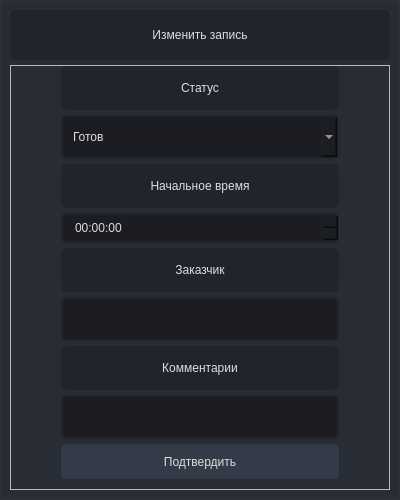
Above: desktop/waiter/addview2.ui from StrongerProgrammer7/grand_project before the change. Below: the same form after it.
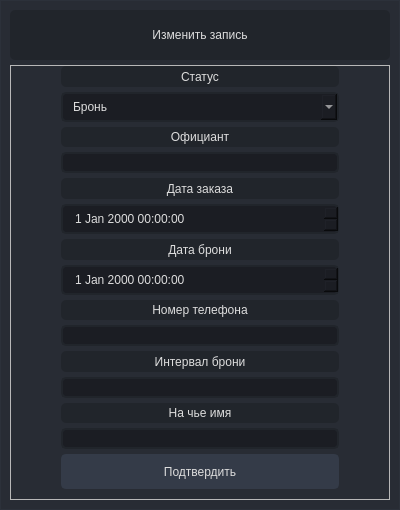
That is the form after the change. Icons and pictures are not drawn.

The edit to the form file:
```diff
--- a/desktop/waiter/addview2.ui
+++ b/desktop/waiter/addview2.ui
@@ -7,7 +7,7 @@
     <x>0</x>
     <y>0</y>
     <width>400</width>
-    <height>500</height>
+    <height>510</height>
    </rect>
   </property>
   <property name="windowTitle">
@@ -51,18 +51,18 @@
 QComboBox::drop-down {
 	subcontrol-origin: padding;
 	subcontrol-position: top right;
-	width: 25px; 
+	width: 25px;
 	border-left-width: 3px;
 	border-left-color: rgba(39, 44, 54, 150);
 	border-left-style: solid;
 	border-top-right-radius: 3px;
-	border-bottom-right-radius: 3px;	
+	border-bottom-right-radius: 3px;
 	background-image: url(:/icons/images/icons/cil-arrow-bottom.png);
 	background-position: center;
 	background-repeat: no-reperat;
  }
 QComboBox QAbstractItemView {
-	color: rgb(255, 121, 198);	
+	color: rgb(255, 121, 198);
 	background-color: rgb(33, 37, 43);
 	padding: 10px;
 	selection-background-color: rgb(39, 44, 54);
@@ -84,21 +84,8 @@
 	border: 2px solid rgb(91, 101, 124);
 }
 
-/*TimeEdit */
-QTimeEdit {
-    background-color: rgb(27, 29, 35);
-    border-radius: 5px;
-    border: 2px solid rgb(33, 37, 43);
-    padding: 5px;
-    padding-left: 10px;
-}
-
-QTimeEdit:hover {
-    border: 2px solid rgb(64, 71, 88);
-}
-
 /*DateEdit */
-QDateEdit {
+QDateTimeEdit {
     background-color: rgb(27, 29, 35);
     border-radius: 5px;
     border: 2px solid rgb(33, 37, 43);
@@ -112,7 +99,7 @@
 /*Button*/
 QPushButton {
 	border: 2px solid rgb(52, 59, 72);
-	border-radius: 5px;	
+	border-radius: 5px;
 	background-color: rgb(52, 59, 72);
 }
 QPushButton:hover {
@@ -124,7 +111,6 @@
 	border: 2px solid rgb(43, 50, 61);
 }
 
-
 #mainFrame{
     background-color: rgb(40, 44, 52);
 	border: 1px solid rgb(44, 49, 58);
@@ -237,7 +223,7 @@
               </property>
               <item>
                <property name="text">
-                <string>Готов</string>
+                <string>Бронь</string>
                </property>
               </item>
               <item>
@@ -264,36 +250,7 @@
                <string notr="true"/>
               </property>
               <property name="text">
-               <string>Начальное время</string>
-              </property>
-              <property name="alignment">
-               <set>Qt::AlignCenter</set>
-              </property>
-             </widget>
-            </item>
-            <item>
-             <widget class="QTimeEdit" name="timeEdit">
-              <property name="sizePolicy">
-               <sizepolicy hsizetype="Preferred" vsizetype="Fixed">
-                <horstretch>0</horstretch>
-                <verstretch>0</verstretch>
-               </sizepolicy>
-              </property>
-              <property name="minimumSize">
-               <size>
-                <width>0</width>
-                <height>30</height>
-               </size>
-              </property>
-              <property name="styleSheet">
-               <string notr="true"/>
-              </property>
-             </widget>
-            </item>
-            <item>
-             <widget class="QLabel" name="label_4">
-              <property name="text">
-               <string>Заказчик</string>
+               <string>Официант</string>
               </property>
               <property name="alignment">
                <set>Qt::AlignCenter</set>
@@ -316,10 +273,50 @@
               </property>
              </widget>
             </item>
+            <item>
+             <widget class="QLabel" name="label_4">
+              <property name="text">
+               <string>Дата заказа</string>
+              </property>
+              <property name="alignment">
+               <set>Qt::AlignCenter</set>
+              </property>
+             </widget>
+            </item>
+            <item>
+             <widget class="QDateTimeEdit" name="dateTimeEdit">
+              <property name="sizePolicy">
+               <sizepolicy hsizetype="Preferred" vsizetype="Preferred">
+                <horstretch>0</horstretch>
+                <verstretch>0</verstretch>
+               </sizepolicy>
+              </property>
+             </widget>
+            </item>
             <item>
              <widget class="QLabel" name="label_5">
               <property name="text">
-               <string>Комментарии</string>
+               <string>Дата брони</string>
+              </property>
+              <property name="alignment">
+               <set>Qt::AlignCenter</set>
+              </property>
+             </widget>
+            </item>
+            <item>
+             <widget class="QDateTimeEdit" name="dateTimeEdit_2">
+              <property name="sizePolicy">
+               <sizepolicy hsizetype="Preferred" vsizetype="Fixed">
+                <horstretch>0</horstretch>
+                <verstretch>0</verstretch>
+               </sizepolicy>
+              </property>
+             </widget>
+            </item>
+            <item>
+             <widget class="QLabel" name="label_2">
+              <property name="text">
+               <string>Номер телефона</string>
               </property>
               <property name="alignment">
                <set>Qt::AlignCenter</set>
@@ -329,7 +326,47 @@
             <item>
              <widget class="QLineEdit" name="lineEdit_2">
               <property name="sizePolicy">
-               <sizepolicy hsizetype="Preferred" vsizetype="Preferred">
+               <sizepolicy hsizetype="Expanding" vsizetype="Preferred">
+                <horstretch>0</horstretch>
+                <verstretch>0</verstretch>
+               </sizepolicy>
+              </property>
+             </widget>
+            </item>
+            <item>
+             <widget class="QLabel" name="label_6">
+              <property name="text">
+               <string>Интервал брони</string>
+              </property>
+              <property name="alignment">
+               <set>Qt::AlignCenter</set>
+              </property>
+             </widget>
+            </item>
+            <item>
+             <widget class="QLineEdit" name="lineEdit_3">
+              <property name="sizePolicy">
+               <sizepolicy hsizetype="Expanding" vsizetype="Preferred">
+                <horstretch>0</horstretch>
+                <verstretch>0</verstretch>
+               </sizepolicy>
+              </property>
+             </widget>
+            </item>
+            <item>
+             <widget class="QLabel" name="label_7">
+              <property name="text">
+               <string>На чье имя</string>
+              </property>
+              <property name="alignment">
+               <set>Qt::AlignCenter</set>
+              </property>
+             </widget>
+            </item>
+            <item>
+             <widget class="QLineEdit" name="lineEdit_4">
+              <property name="sizePolicy">
+               <sizepolicy hsizetype="Expanding" vsizetype="Preferred">
                 <horstretch>0</horstretch>
                 <verstretch>0</verstretch>
                </sizepolicy>
```
Left out of the diff: 8 changed lines with no effect on the pictures.
